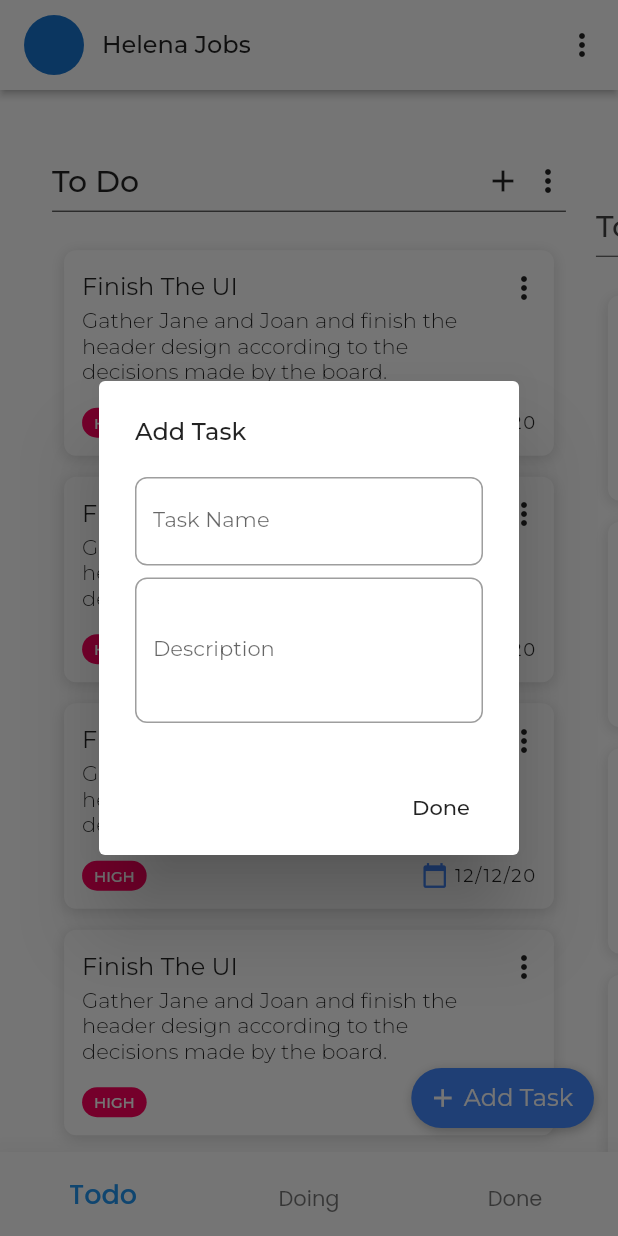
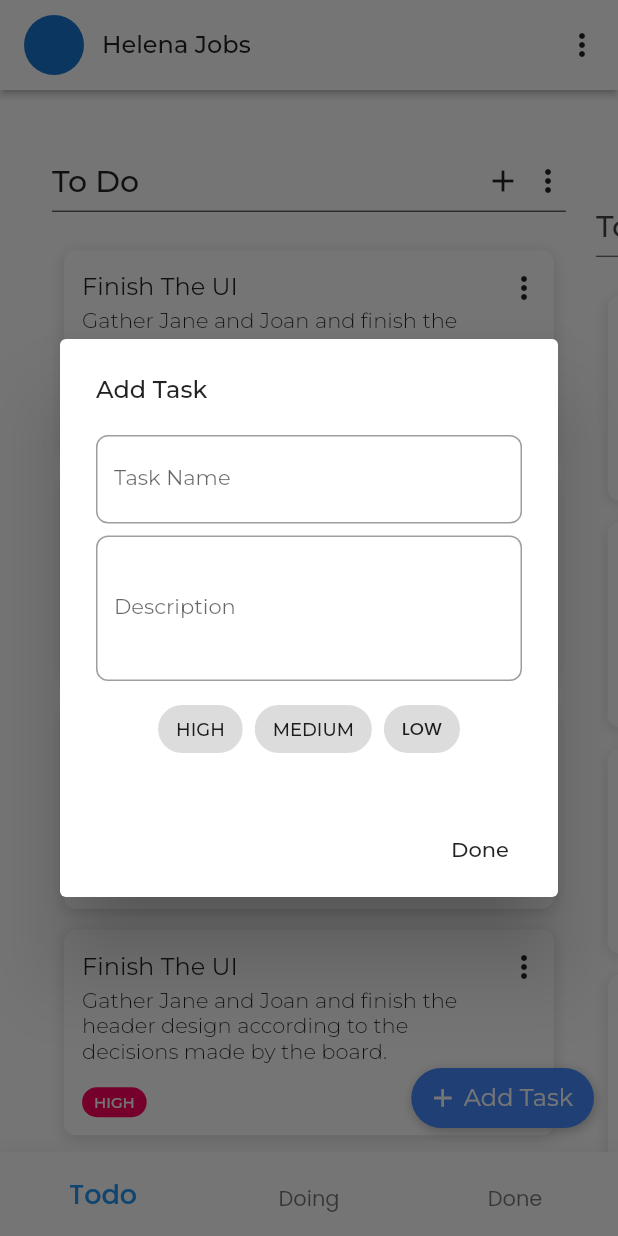
Before and after one commit to abraiyan/minimalist_project_management, a Flutter app: the screen it shows after launch, after a tap on "Add Task", on a phone screen of 412 x 824 dp. Run offline on Flutter 3.47's test engine with Material 2 defaults, Android fonts, the phone set to English and light mode, and no system bars; our stand-ins replace google_fonts.

Commit message:
Chip Added

```diff
--- /dev/null
+++ b/lib/constants/constant_color.dart
@@ -0,0 +1,7 @@
+import 'package:flutter/material.dart';
+
+class ConstantColor {
+  static const Color kColorChipHigh = Color(0xffFF005E);
+  static const Color kColorChipMedium = Color(0xffA900FF);
+  static const Color kColorChipLow = Color(0xff00B2FF);
+}
--- a/lib/screens/home_page.dart
+++ b/lib/screens/home_page.dart
@@ -1,5 +1,6 @@
 import 'package:flutter/material.dart';
 import 'package:google_fonts/google_fonts.dart';
+import 'package:sideappbarui/constants/constant_color.dart';
 import 'package:sideappbarui/widgets/item_main.dart';
 
 class HomePage extends StatefulWidget {
@@ -101,6 +102,7 @@ class _HomePageState extends State<HomePage> {
   }
 
   Widget buildFAB() {
+    int indexSelected = -1;
     return GestureDetector(
       onTap: () {
         showDialog(context: context, builder: (context) {
@@ -116,7 +118,9 @@ class _HomePageState extends State<HomePage> {
                     child: Text('Done', style: GoogleFonts.montserrat(),),
                   ),
                 ],
-                content: Column(
+                content: Container(
+                  width: MediaQuery.of(context).size.width,
+                  child: Column(
                     mainAxisSize: MainAxisSize.min,
                     children: [
                       TextField(
@@ -143,7 +147,48 @@ class _HomePageState extends State<HomePage> {
                           ),
                         ),
                       ),
+                      const SizedBox(height: 8),
+                      Wrap(
+                        children: [
+                          ChoiceChip(
+                            label: const Text('HIGH'),
+                            labelStyle: GoogleFonts.montserrat(fontSize: 12),
+                            selectedColor: ConstantColor.kColorChipHigh,
+                            selected: indexSelected == 0,
+                            onSelected: (value) {
+                              setState(() {
+                                indexSelected = value ? 0 : -1;
+                              });
+                            },
+                          ),
+                          const SizedBox(width: 8),
+                          ChoiceChip(
+                            label: const Text('MEDIUM'),
+                            labelStyle: GoogleFonts.montserrat(fontSize: 12),
+                            selectedColor: ConstantColor.kColorChipMedium,
+                            selected: indexSelected == 1,
+                            onSelected: (value) {
+                              setState(() {
+                                indexSelected = value ? 1 : -1;
+                              });
+                            },
+                          ),
+                          const SizedBox(width: 8),
+                          ChoiceChip(
+                            label: const Text('LOW'),
+                            labelStyle: GoogleFonts.poppins(fontSize: 12),
+                            selectedColor: ConstantColor.kColorChipLow,
+                            selected: indexSelected == 2,
+                            onSelected: (value) {
+                              setState(() {
+                                indexSelected = value ? 2 : -1;
+                              });
+                            },
+                          ),
                         ],
+                      ),
+                    ],
+                  ),
                 ),
               );
             },
```
Lines whose indentation alone changed are shown as unchanged.
